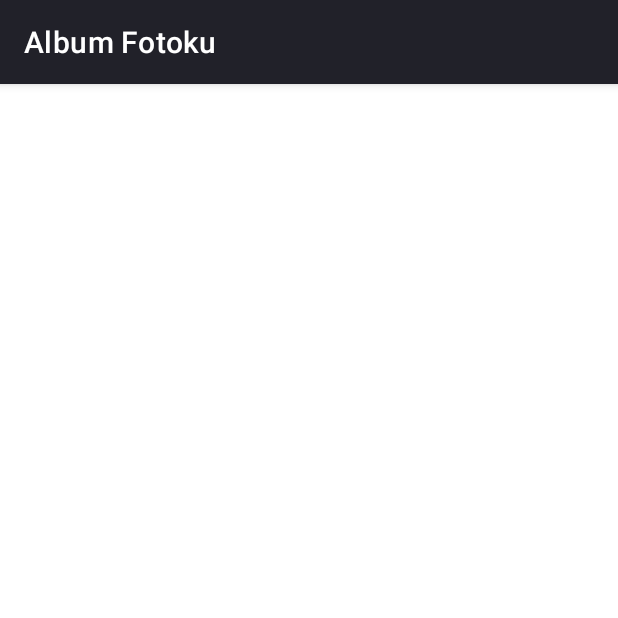
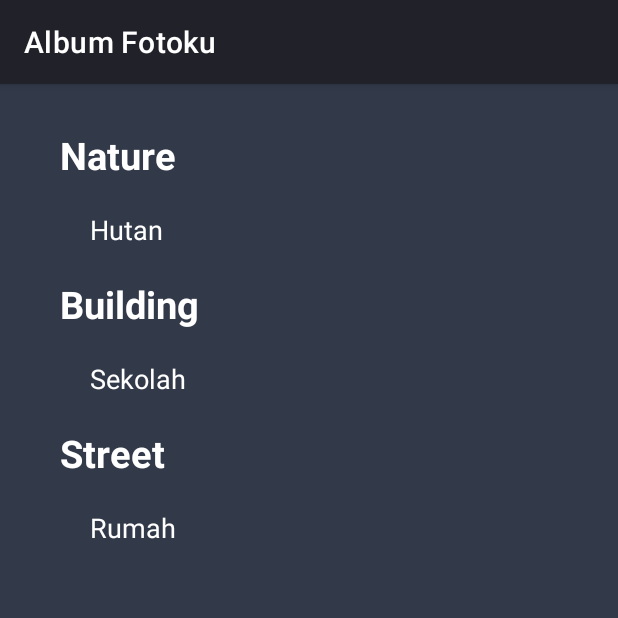
Before and after one commit to Dicky-27/AlbumFotoku, an Android app: the screen it shows after launch (AlbumActivity), after a tap on "BUAT ALBUM", on a phone screen of 412 x 824 dp, the top half of it. Run offline under Robolectric (Android 15) with nearby library versions, the phone set to English and light mode, and no system bars; our stand-ins replace Room's generated code; 1 other tap on this screen came first.

Commit message:
feat(Modul-3): Fetch room data

```diff
--- a/app/src/main/java/com/example/modul1/activity/AlbumActivity.kt
+++ b/app/src/main/java/com/example/modul1/activity/AlbumActivity.kt
@@ -1,11 +1,13 @@
 package com.example.modul1.activity
 
+import android.annotation.SuppressLint
 import android.os.Bundle
 import android.util.Log
 import android.view.LayoutInflater
 import android.view.View
 import androidx.lifecycle.lifecycleScope
 import androidx.recyclerview.widget.LinearLayoutManager
+import androidx.recyclerview.widget.RecyclerView
 import com.example.modul1.R
 import com.example.modul1.adapter.AlbumAdapter
 import com.example.modul1.base.BaseActivity
@@ -24,44 +26,25 @@ class AlbumActivity : BaseActivity<ActivityAlbumBinding>() {
     override fun onCreate(savedInstanceState: Bundle?) {
         super.onCreate(savedInstanceState)
         setContentView(R.layout.activity_album)
-        configureRv()
+
+        val dao = CartRoomDatabase.getDatabase(this).getNoteDao()
+        val categoryWithAlbum = dao.getCategory()
+        Log.d("test222", categoryWithAlbum.toString())
+        albumAdapter = AlbumAdapter(categoryWithAlbum, View.OnClickListener {
+            Log.d("test222", categoryWithAlbum.toString())
+        })
+
+        val rv: RecyclerView = this.findViewById(R.id.rv_album_ku)
+        rv.adapter = albumAdapter
+        val lm = LinearLayoutManager(this)
+        lm.orientation = LinearLayoutManager.VERTICAL
+        rv.layoutManager = lm
     }
 
-    private fun configureRv() {
-        val recyclerView = binding.rvAlbum
-        val dao = CartRoomDatabase.getDatabase(this).getNoteDao()
-        val category = listOf(
-            CategoryAlbum("Nature"),
-            CategoryAlbum("Building"),
-            CategoryAlbum("Street")
-        )
-
-        val album = listOf(
-            Album("Nature", "Gunung"),
-            Album("Nature", "Sungai"),
-            Album("Nature", "Hutan"),
-            Album("Building", "Sekolah"),
-            Album("Street", "Kantor"),
-            Album( "Street", "Rumah"),
-        )
-
-        lifecycleScope.launch {
-            category.forEach { dao.insertCategory(it) }
-            album.forEach { dao.insertAlbum(it) }
-
-            val categoryWithAlbum = dao.getCategory()
-
-            Log.d("test222", categoryWithAlbum.toString())
-
-            albumAdapter = AlbumAdapter(categoryWithAlbum, View.OnClickListener {
-                Log.d("test222", category.toString())
-            })
-
-            recyclerView.apply {
-                layoutManager = LinearLayoutManager(this@AlbumActivity)
-                adapter = albumAdapter
-            }
-        }
+    @SuppressLint("NotifyDataSetChanged")
+    override fun onStart() {
+        super.onStart()
+        albumAdapter.notifyDataSetChanged()
     }
 
 }
--- a/app/src/main/java/com/example/modul1/activity/MainActivity.kt
+++ b/app/src/main/java/com/example/modul1/activity/MainActivity.kt
@@ -4,12 +4,14 @@ import android.annotation.SuppressLint
 import android.app.ActionBar
 import android.content.Intent
 import android.os.Bundle
+import android.util.Log
 import android.view.LayoutInflater
 import android.view.Menu
 import android.view.MenuItem
 import android.view.View
 import android.widget.*
 import androidx.core.view.MenuItemCompat
+import androidx.lifecycle.lifecycleScope
 import com.example.modul1.R
 import com.example.modul1.base.BaseActivity
 import com.example.modul1.databinding.ActivityMainBinding
@@ -17,7 +19,10 @@ import com.example.modul1.databinding.ItemBinding
 import com.example.modul1.datasource.LocalData
 import com.example.modul1.db.CartDao
 import com.example.modul1.db.CartRoomDatabase
+import com.example.modul1.model.Album
 import com.example.modul1.model.Cart
+import com.example.modul1.model.CategoryAlbum
+import kotlinx.coroutines.launch
 import java.lang.String
 import kotlin.Boolean
 
@@ -43,6 +48,7 @@ class MainActivity : BaseActivity<ActivityMainBinding>() {
         actionBar = supportActionBar!!
         actionBar.title = "Beranda"
         configureView()
+        addData()
     }
 
     @SuppressLint("SetTextI18n")
@@ -177,4 +183,27 @@ class MainActivity : BaseActivity<ActivityMainBinding>() {
             }
         }
     }
+
+    private fun addData() {
+        val dao = CartRoomDatabase.getDatabase(this).getNoteDao()
+        val category = listOf(
+            CategoryAlbum("Nature"),
+            CategoryAlbum("Building"),
+            CategoryAlbum("Street")
+        )
+
+        val album = listOf(
+            Album("Nature", "Gunung"),
+            Album("Nature", "Sungai"),
+            Album("Nature", "Hutan"),
+            Album("Building", "Sekolah"),
+            Album("Street", "Kantor"),
+            Album("Street", "Rumah"),
+        )
+
+        lifecycleScope.launch {
+            category.forEach { dao.insertCategory(it) }
+            album.forEach { dao.insertAlbum(it) }
+        }
+    }
 }
--- a/app/src/main/java/com/example/modul1/adapter/AlbumAdapter.kt
+++ b/app/src/main/java/com/example/modul1/adapter/AlbumAdapter.kt
@@ -27,10 +27,9 @@ class AlbumAdapter(
         holder.tvCategory.text = mainHeadingData[position].category.category
 
         val childLayoutManager = LinearLayoutManager(holder.itemView.findViewById<RecyclerView>(R.id.rvSub).context, RecyclerView.VERTICAL, false)
-        Log.d("test3", mainHeadingData.toString())
         holder.itemView.findViewById<RecyclerView>(R.id.rvSub).apply {
             layoutManager = childLayoutManager
-            adapter = SubAdapter(mainHeadingData[position].albums)
+            adapter = SubAdapter(mainHeadingData[position])
             setRecycledViewPool(viewPool)
         }
     }
--- a/app/src/main/java/com/example/modul1/adapter/SubAdapter.kt
+++ b/app/src/main/java/com/example/modul1/adapter/SubAdapter.kt
@@ -6,19 +6,18 @@ import android.view.ViewGroup
 import android.widget.TextView
 import androidx.recyclerview.widget.RecyclerView
 import com.example.modul1.R
-import com.example.modul1.model.Album
-import com.example.modul1.model.CategoryAlbum
+import com.example.modul1.model.CategoryWithAlbum
 
 class SubAdapter(
-    val subHeadingData: List<Album>
+    val subHeadingData: CategoryWithAlbum
 ) : RecyclerView.Adapter<ViewHolder>() {
 
     override fun getItemCount(): Int {
-        return subHeadingData.size
+        return subHeadingData.albums.size
     }
 
     override fun onBindViewHolder(holder: ViewHolder, position: Int) {
-        holder.tvSubType.text = subHeadingData.get(position).titleAlbum
+        holder.tvSubType.text = subHeadingData.albums[position].titleAlbum
     }
 
     override fun onCreateViewHolder(parent: ViewGroup, p1: Int): ViewHolder {
--- a/app/src/main/res/layout/activity_album.xml
+++ b/app/src/main/res/layout/activity_album.xml
@@ -4,12 +4,13 @@
     xmlns:tools="http://schemas.android.com/tools"
     android:layout_width="match_parent"
     android:layout_height="match_parent"
+    android:background="@color/bgDark"
     tools:context=".activity.AlbumActivity">
 
     <androidx.recyclerview.widget.RecyclerView
-        android:id="@+id/rv_album"
+        android:id="@+id/rv_album_ku"
         android:layout_width="match_parent"
-        android:layout_height="match_parent"
+        android:layout_height="0dp"
         app:layout_constraintTop_toTopOf="parent"
         app:layout_constraintStart_toStartOf="parent"
         app:layout_constraintEnd_toEndOf="parent"
--- a/app/src/main/res/layout/item_album_category.xml
+++ b/app/src/main/res/layout/item_album_category.xml
@@ -7,9 +7,11 @@
     <TextView
         android:id="@+id/tvCategory"
         android:gravity="center_vertical"
-        android:textSize="18sp"
+        android:textSize="25sp"
         android:padding="10dp"
         android:text="text"
+        android:textStyle="bold"
+        android:textColor="@color/white"
         android:layout_marginStart="10dp"
         android:layout_width="match_parent"
         android:layout_height="wrap_content"
--- a/app/src/main/res/layout/item_album_subtitle.xml
+++ b/app/src/main/res/layout/item_album_subtitle.xml
@@ -10,7 +10,8 @@
         android:textSize="18sp"
         android:padding="10dp"
         android:text="text"
-        android:layout_marginStart="10dp"
+        android:textColor="@color/white"
+        android:layout_marginStart="30dp"
         android:layout_width="match_parent"
         android:layout_height="wrap_content"
         android:layout_marginLeft="10dp"/>
```
